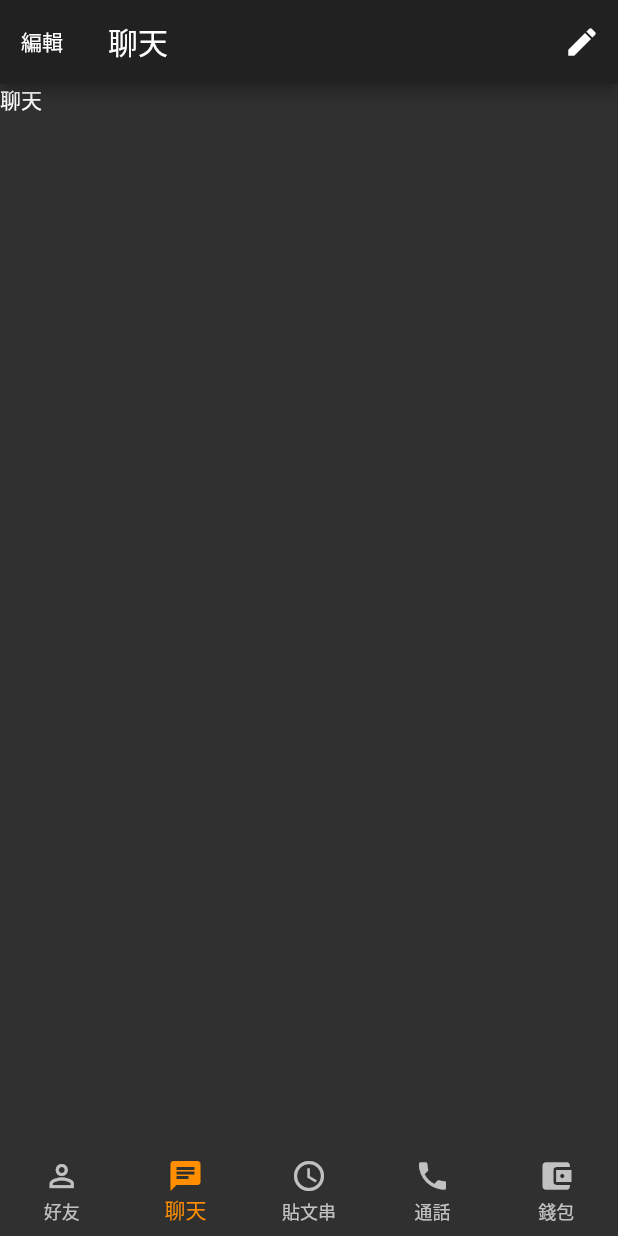
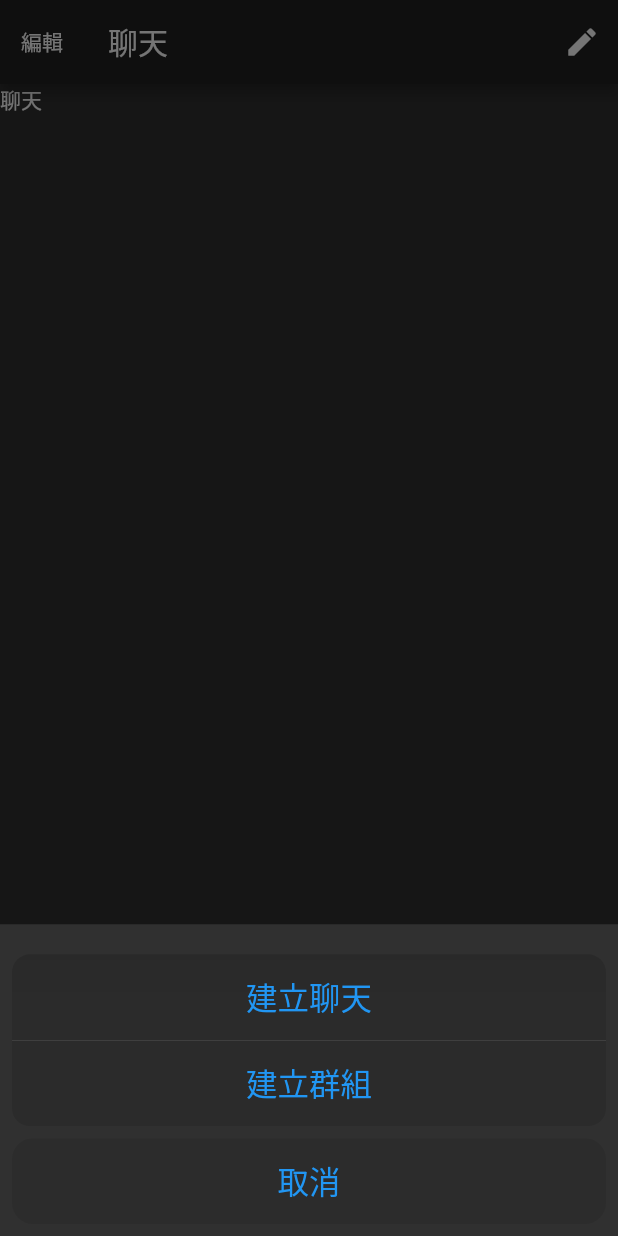
Before and after one commit to onesebun/my_app, a Flutter app: the screen it shows after launch, item 2 of the bottom bar chosen, after a tap on the "create" icon, on a phone screen of 412 x 824 dp. Run offline on Flutter 3.47's test engine with Material 2 defaults, Android fonts, the phone set to English and light mode, and no system bars.

Commit message:
add action sheet

```diff
--- a/lib/screens/chat_screen.dart
+++ b/lib/screens/chat_screen.dart
@@ -1,3 +1,4 @@
+import 'package:flutter/cupertino.dart';
 import 'package:flutter/material.dart';
 
 class ChatScreen extends StatelessWidget {
@@ -15,7 +16,9 @@ class ChatScreen extends StatelessWidget {
         actions: <Widget>[
           IconButton(
             icon: Icon(Icons.create),
-            onPressed: () {},
+            onPressed: () {
+              _settingModalBottomSheet(context);
+            },
           )
         ],
       ),
@@ -23,3 +26,24 @@ class ChatScreen extends StatelessWidget {
     );
   }
 }
+
+void _settingModalBottomSheet(context) {
+  showModalBottomSheet(
+      context: context,
+      builder: (BuildContext context) {
+        return CupertinoActionSheet(
+          actions: <Widget>[
+            CupertinoActionSheetAction(
+              child: Text('建立聊天'),
+              onPressed: () {},
+            ),
+            CupertinoActionSheetAction(child: Text('建立群組'), onPressed: () {}),
+          ],
+          cancelButton: CupertinoActionSheetAction(
+              child: Text('取消'),
+              onPressed: () {
+                Navigator.pop(context);
+              }),
+        );
+      });
+}
```
